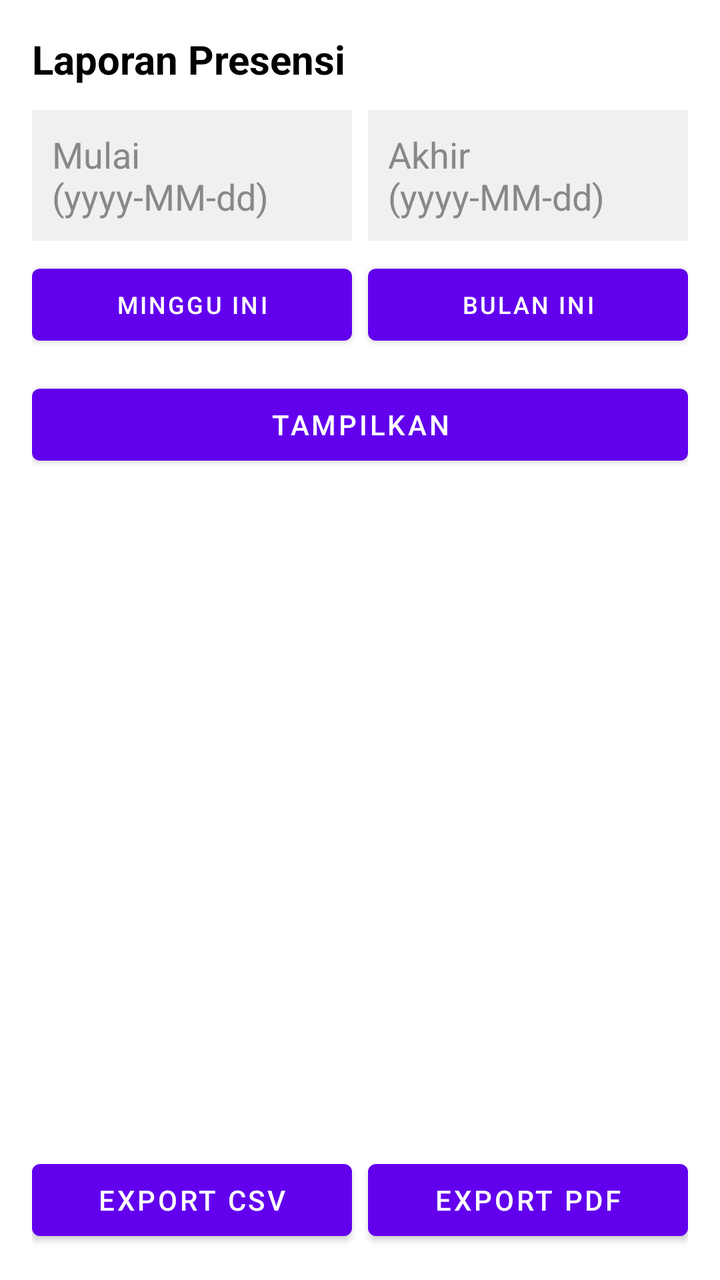
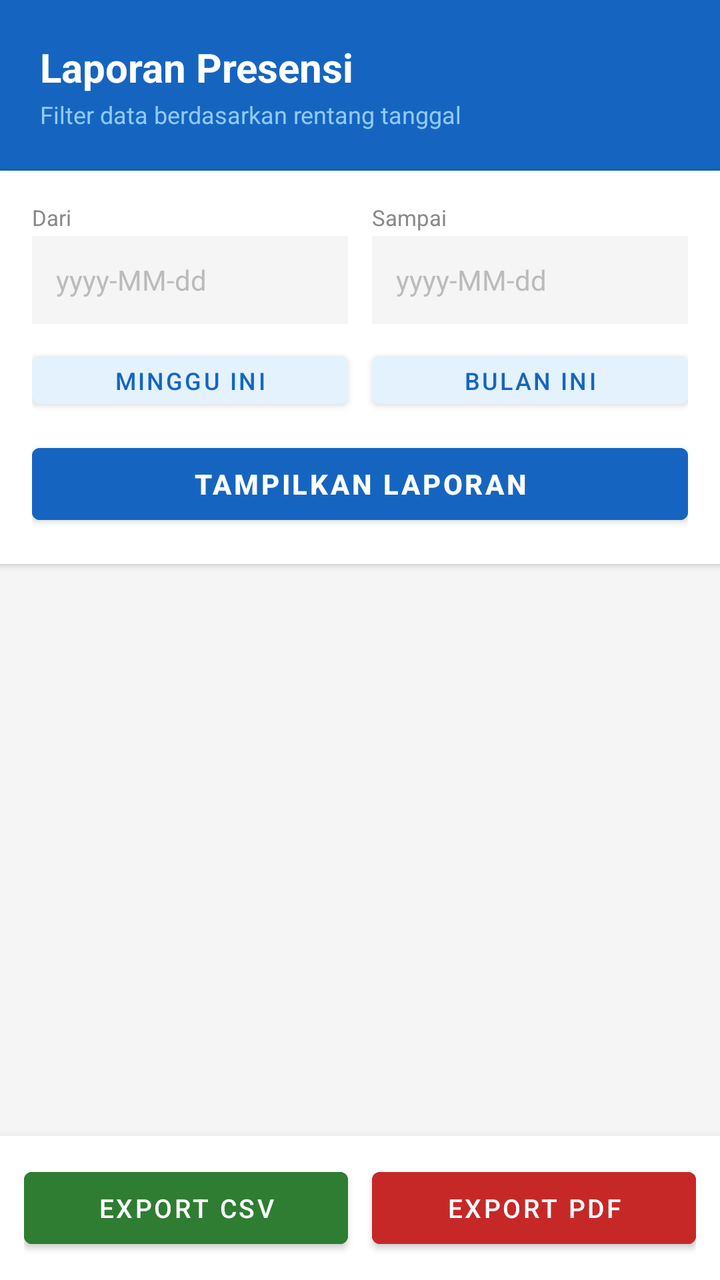

The first picture is an Android layout as it rendered before a commit; the second is the same layout after the commit. The layout source and the unified diff follow.
<!-- AndroidManifest.xml: application theme Theme.TerminalAbsensi -->
<!-- res/layout/activity_laporan.xml -->
<?xml version="1.0" encoding="utf-8"?>
<LinearLayout xmlns:android="http://schemas.android.com/apk/res/android"
    android:layout_width="match_parent"
    android:layout_height="match_parent"
    android:orientation="vertical"
    android:background="@android:color/white"
    android:padding="16dp">

    <TextView
        android:layout_width="match_parent"
        android:layout_height="wrap_content"
        android:text="Laporan Presensi"
        android:textSize="20sp"
        android:textStyle="bold"
        android:textColor="@android:color/black"
        android:layout_marginBottom="12dp" />

    <LinearLayout
        android:layout_width="match_parent"
        android:layout_height="wrap_content"
        android:orientation="horizontal"
        android:layout_marginBottom="8dp">

        <EditText
            android:id="@+id/etTanggalMulai"
            android:layout_width="0dp"
            android:layout_height="wrap_content"
            android:layout_weight="1"
            android:hint="Mulai (yyyy-MM-dd)"
            android:textColor="@android:color/black"
            android:textColorHint="#888888"
            android:background="#F0F0F0"
            android:padding="10dp"
            android:layout_marginEnd="4dp" />

        <EditText
            android:id="@+id/etTanggalAkhir"
            android:layout_width="0dp"
            android:layout_height="wrap_content"
            android:layout_weight="1"
            android:hint="Akhir (yyyy-MM-dd)"
            android:textColor="@android:color/black"
            android:textColorHint="#888888"
            android:background="#F0F0F0"
            android:padding="10dp"
            android:layout_marginStart="4dp" />

    </LinearLayout>

    <LinearLayout
        android:layout_width="match_parent"
        android:layout_height="wrap_content"
        android:orientation="horizontal"
        android:layout_marginBottom="12dp">

        <Button
            android:id="@+id/btnMingguIni"
            android:layout_width="0dp"
            android:layout_height="wrap_content"
            android:layout_weight="1"
            android:text="Minggu Ini"
            android:textSize="12sp"
            android:layout_marginEnd="4dp" />

        <Button
            android:id="@+id/btnBulanIni"
            android:layout_width="0dp"
            android:layout_height="wrap_content"
            android:layout_weight="1"
            android:text="Bulan Ini"
            android:textSize="12sp"
            android:layout_marginStart="4dp" />

    </LinearLayout>

    <Button
        android:id="@+id/btnTampilkan"
        android:layout_width="match_parent"
        android:layout_height="wrap_content"
        android:text="Tampilkan"
        android:layout_marginBottom="16dp" />

    <ScrollView
        android:layout_width="match_parent"
        android:layout_height="0dp"
        android:layout_weight="1">

        <LinearLayout
            android:id="@+id/containerLaporan"
            android:layout_width="match_parent"
            android:layout_height="wrap_content"
            android:orientation="vertical" />

    </ScrollView>

    <LinearLayout
        android:layout_width="match_parent"
        android:layout_height="wrap_content"
        android:orientation="horizontal"
        android:layout_marginTop="12dp">

        <Button
            android:id="@+id/btnExportCsv"
            android:layout_width="0dp"
            android:layout_height="wrap_content"
            android:layout_weight="1"
            android:text="Export CSV"
            android:layout_marginEnd="4dp" />

        <Button
            android:id="@+id/btnExportPdf"
            android:layout_width="0dp"
            android:layout_height="wrap_content"
            android:layout_weight="1"
            android:text="Export PDF"
            android:layout_marginStart="4dp" />

    </LinearLayout>

</LinearLayout>
<!-- resources referenced by this layout -->
<resources>
  <style name="Theme.TerminalAbsensi" parent="Theme.MaterialComponents.DayNight.DarkActionBar">
          
          <item name="colorPrimary">@color/purple_500</item>
          <item name="colorPrimaryVariant">@color/purple_700</item>
          <item name="colorOnPrimary">@color/white</item>
          
          <item name="colorSecondary">@color/teal_200</item>
          <item name="colorSecondaryVariant">@color/teal_700</item>
          <item name="colorOnSecondary">@color/black</item>
          
          <item name="android:statusBarColor">?attr/colorPrimaryVariant</item>
          
      </style>
  <color name="purple_500">#FF6200EE</color>
  <color name="purple_700">#FF3700B3</color>
  <color name="white">#FFFFFFFF</color>
  <color name="teal_200">#FF03DAC5</color>
  <color name="teal_700">#FF018786</color>
  <color name="black">#FF000000</color>
</resources>

<!-- the commit's change to res/layout/activity_laporan.xml (unified diff, before → after) -->
@@ -3,117 +3,198 @@
     android:layout_width="match_parent"
     android:layout_height="match_parent"
     android:orientation="vertical"
-    android:background="@android:color/white"
-    android:padding="16dp">
-
-    <TextView
+    android:background="#F5F5F5">
+
+    
+    <LinearLayout
         android:layout_width="match_parent"
         android:layout_height="wrap_content"
-        android:text="Laporan Presensi"
-        android:textSize="20sp"
-        android:textStyle="bold"
-        android:textColor="@android:color/black"
-        android:layout_marginBottom="12dp" />
-
+        android:orientation="vertical"
+        android:background="#1565C0"
+        android:paddingHorizontal="20dp"
+        android:paddingTop="20dp"
+        android:paddingBottom="20dp">
+
+        <TextView
+            android:layout_width="wrap_content"
+            android:layout_height="wrap_content"
+            android:text="Laporan Presensi"
+            android:textSize="20sp"
+            android:textStyle="bold"
+            android:textColor="#FFFFFF" />
+
+        <TextView
+            android:layout_width="wrap_content"
+            android:layout_height="wrap_content"
+            android:text="Filter data berdasarkan rentang tanggal"
+            android:textSize="12sp"
+            android:textColor="#90CAF9"
+            android:layout_marginTop="2dp" />
+
+    </LinearLayout>
+
+    
+    <LinearLayout
+        android:layout_width="match_parent"
+        android:layout_height="wrap_content"
+        android:orientation="vertical"
+        android:background="#FFFFFF"
+        android:padding="16dp"
+        android:elevation="2dp"
+        android:layout_marginBottom="8dp">
+
+        
+        <LinearLayout
+            android:layout_width="match_parent"
+            android:layout_height="wrap_content"
+            android:orientation="horizontal"
+            android:layout_marginBottom="10dp">
+
+            <LinearLayout
+                android:layout_width="0dp"
+                android:layout_height="wrap_content"
+                android:layout_weight="1"
+                android:orientation="vertical"
+                android:layout_marginEnd="6dp">
+
+                <TextView
+                    android:layout_width="wrap_content"
+                    android:layout_height="wrap_content"
+                    android:text="Dari"
+                    android:textSize="11sp"
+                    android:textColor="#888888"
+                    android:layout_marginBottom="2dp" />
+
+                <EditText
+                    android:id="@+id/etTanggalMulai"
+                    android:layout_width="match_parent"
+                    android:layout_height="44dp"
+                    android:hint="yyyy-MM-dd"
+                    android:textColor="#1A1A1A"
+                    android:textColorHint="#BBBBBB"
+                    android:textSize="14sp"
+                    android:background="#F5F5F5"
+                    android:paddingHorizontal="12dp" />
+
+            </LinearLayout>
+
+            <LinearLayout
+                android:layout_width="0dp"
+                android:layout_height="wrap_content"
+                android:layout_weight="1"
+                android:orientation="vertical"
+                android:layout_marginStart="6dp">
+
+                <TextView
+                    android:layout_width="wrap_content"
+                    android:layout_height="wrap_content"
+                    android:text="Sampai"
+                    android:textSize="11sp"
+                    android:textColor="#888888"
+                    android:layout_marginBottom="2dp" />
+
+                <EditText
+                    android:id="@+id/etTanggalAkhir"
+                    android:layout_width="match_parent"
+                    android:layout_height="44dp"
+                    android:hint="yyyy-MM-dd"
+                    android:textColor="#1A1A1A"
+                    android:textColorHint="#BBBBBB"
+                    android:textSize="14sp"
+                    android:background="#F5F5F5"
+                    android:paddingHorizontal="12dp" />
+
+            </LinearLayout>
+
+        </LinearLayout>
+
+        
+        <LinearLayout
+            android:layout_width="match_parent"
+            android:layout_height="wrap_content"
+            android:orientation="horizontal"
+            android:layout_marginBottom="10dp">
+
+            <Button
+                android:id="@+id/btnMingguIni"
+                android:layout_width="0dp"
+                android:layout_height="36dp"
+                android:layout_weight="1"
+                android:text="Minggu Ini"
+                android:textSize="12sp"
+                android:backgroundTint="#E3F2FD"
+                android:textColor="#1565C0"
+                android:layout_marginEnd="6dp" />
+
+            <Button
+                android:id="@+id/btnBulanIni"
+                android:layout_width="0dp"
+                android:layout_height="36dp"
+                android:layout_weight="1"
+                android:text="Bulan Ini"
+                android:textSize="12sp"
+                android:backgroundTint="#E3F2FD"
+                android:textColor="#1565C0"
+                android:layout_marginStart="6dp" />
+
+        </LinearLayout>
+
+        
+        <Button
+            android:id="@+id/btnTampilkan"
+            android:layout_width="match_parent"
+            android:layout_height="48dp"
+            android:text="Tampilkan Laporan"
+            android:textSize="14sp"
+            android:textStyle="bold"
+            android:backgroundTint="#1565C0" />
+
+    </LinearLayout>
+
+    
+    <ScrollView
+        android:layout_width="match_parent"
+        android:layout_height="0dp"
+        android:layout_weight="1"
+        android:padding="12dp"
+        android:clipToPadding="false">
+
+        <LinearLayout
+            android:id="@+id/containerLaporan"
+            android:layout_width="match_parent"
+            android:layout_height="wrap_content"
+            android:orientation="vertical" />
+
+    </ScrollView>
+
+    
     <LinearLayout
         android:layout_width="match_parent"
         android:layout_height="wrap_content"
         android:orientation="horizontal"
-        android:layout_marginBottom="8dp">
-
-        <EditText
-            android:id="@+id/etTanggalMulai"
-            android:layout_width="0dp"
-            android:layout_height="wrap_content"
-            android:layout_weight="1"
-            android:hint="Mulai (yyyy-MM-dd)"
-            android:textColor="@android:color/black"
-            android:textColorHint="#888888"
-            android:background="#F0F0F0"
-            android:padding="10dp"
-            android:layout_marginEnd="4dp" />
-
-        <EditText
-            android:id="@+id/etTanggalAkhir"
-            android:layout_width="0dp"
-            android:layout_height="wrap_content"
-            android:layout_weight="1"
-            android:hint="Akhir (yyyy-MM-dd)"
-            android:textColor="@android:color/black"
-            android:textColorHint="#888888"
-            android:background="#F0F0F0"
-            android:padding="10dp"
-            android:layout_marginStart="4dp" />
-
-    </LinearLayout>
-
-    <LinearLayout
-        android:layout_width="match_parent"
-        android:layout_height="wrap_content"
-        android:orientation="horizontal"
-        android:layout_marginBottom="12dp">
-
-        <Button
-            android:id="@+id/btnMingguIni"
-            android:layout_width="0dp"
-            android:layout_height="wrap_content"
-            android:layout_weight="1"
-            android:text="Minggu Ini"
-            android:textSize="12sp"
-            android:layout_marginEnd="4dp" />
-
-        <Button
-            android:id="@+id/btnBulanIni"
-            android:layout_width="0dp"
-            android:layout_height="wrap_content"
-            android:layout_weight="1"
-            android:text="Bulan Ini"
-            android:textSize="12sp"
-            android:layout_marginStart="4dp" />
-
-    </LinearLayout>
-
-    <Button
-        android:id="@+id/btnTampilkan"
-        android:layout_width="match_parent"
-        android:layout_height="wrap_content"
-        android:text="Tampilkan"
-        android:layout_marginBottom="16dp" />
-
-    <ScrollView
-        android:layout_width="match_parent"
-        android:layout_height="0dp"
-        android:layout_weight="1">
-
-        <LinearLayout
-            android:id="@+id/containerLaporan"
-            android:layout_width="match_parent"
-            android:layout_height="wrap_content"
-            android:orientation="vertical" />
-
-    </ScrollView>
-
-    <LinearLayout
-        android:layout_width="match_parent"
-        android:layout_height="wrap_content"
-        android:orientation="horizontal"
-        android:layout_marginTop="12dp">
+        android:background="#FFFFFF"
+        android:padding="12dp"
+        android:elevation="8dp">
 
         <Button
             android:id="@+id/btnExportCsv"
             android:layout_width="0dp"
-            android:layout_height="wrap_content"
+            android:layout_height="48dp"
             android:layout_weight="1"
             android:text="Export CSV"
-            android:layout_marginEnd="4dp" />
+            android:textSize="13sp"
+            android:backgroundTint="#2E7D32"
+            android:layout_marginEnd="6dp" />
 
         <Button
             android:id="@+id/btnExportPdf"
             android:layout_width="0dp"
-            android:layout_height="wrap_content"
+            android:layout_height="48dp"
             android:layout_weight="1"
             android:text="Export PDF"
-            android:layout_marginStart="4dp" />
+            android:textSize="13sp"
+            android:backgroundTint="#C62828"
+            android:layout_marginStart="6dp" />
 
     </LinearLayout>
 
